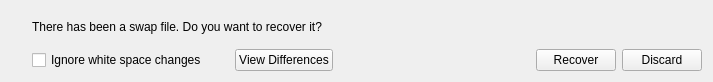
This is part/swapfile/recoverwidget.ui in KDE/kate as Qt 5 draws it before an edit. The edited form follows.
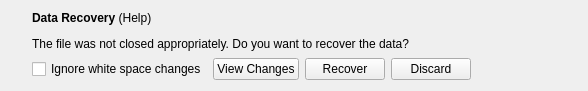
This is the edited form. Custom widgets are drawn as their Qt base class.

Commit message: dhaumann:     Better layout of recover bar :)     + show link as what's this info

```diff
--- a/part/swapfile/recoverwidget.ui
+++ b/part/swapfile/recoverwidget.ui
@@ -6,12 +6,12 @@
    <rect>
     <x>0</x>
     <y>0</y>
-    <width>713</width>
-    <height>82</height>
+    <width>588</width>
+    <height>91</height>
    </rect>
   </property>
-  <layout class="QGridLayout" name="gridLayout">
-   <item row="1" column="0" rowspan="2">
+  <layout class="QHBoxLayout" name="horizontalLayout_2">
+   <item>
     <widget class="QLabel" name="lblIcon">
      <property name="minimumSize">
       <size>
@@ -19,17 +19,50 @@
        <height>0</height>
       </size>
      </property>
+     <property name="alignment">
+      <set>Qt::AlignHCenter|Qt::AlignTop</set>
+     </property>
     </widget>
    </item>
-   <item row="1" column="1">
+   <item>
+    <layout class="QVBoxLayout" name="verticalLayout">
+     <item>
     <widget class="QLabel" name="lblSwap">
+       <property name="sizePolicy">
+        <sizepolicy hsizetype="Expanding" vsizetype="Preferred">
+         <horstretch>0</horstretch>
+         <verstretch>0</verstretch>
+        </sizepolicy>
+       </property>
      <property name="text">
-      <string>There has been a swap file. Do you want to recover it?</string>
+        <string>&lt;html&gt;&lt;head&gt;&lt;meta name=&quot;qrichtext&quot; content=&quot;1&quot; /&gt;&lt;style type=&quot;text/css&quot;&gt;
+p, li { white-space: pre-wrap; }
+&lt;/style&gt;&lt;/head&gt;&lt;body&gt;
+&lt;p&gt;&lt;b&gt;Data Recovery&lt;/b&gt; &lt;a href=&quot;Kate stores the things you changed in a swap file. Using the original file you started from plus the swap file you can mostly recover your work.&quot;&gt;&lt;span&gt;(Help)&lt;/span&gt;&lt;/a&gt;&lt;/p&gt;&lt;p&gt;The file was not closed appropriately. Do you want to recover the data?&lt;/p&gt;&lt;/body&gt;&lt;/html&gt;</string>
+       </property>
+       <property name="textInteractionFlags">
+        <set>Qt::LinksAccessibleByKeyboard|Qt::LinksAccessibleByMouse</set>
      </property>
     </widget>
    </item>
-   <item row="2" column="1">
+     <item>
     <layout class="QHBoxLayout" name="horizontalLayout">
+       <item>
+        <spacer name="horizontalSpacer">
+         <property name="orientation">
+          <enum>Qt::Horizontal</enum>
+         </property>
+         <property name="sizeType">
+          <enum>QSizePolicy::Minimum</enum>
+         </property>
+         <property name="sizeHint" stdset="0">
+          <size>
+           <width>0</width>
+           <height>0</height>
+          </size>
+         </property>
+        </spacer>
+       </item>
      <item>
       <widget class="QCheckBox" name="chkIgnoreWhiteSpaces">
        <property name="sizePolicy">
@@ -46,23 +79,10 @@
      <item>
       <widget class="KPushButton" name="btnDiff">
        <property name="text">
-        <string>View Differences</string>
+          <string>View Changes</string>
        </property>
       </widget>
      </item>
-     <item>
-      <spacer name="horizontalSpacer">
-       <property name="orientation">
-        <enum>Qt::Horizontal</enum>
-       </property>
-       <property name="sizeHint" stdset="0">
-        <size>
-         <width>98</width>
-         <height>20</height>
-        </size>
-       </property>
-      </spacer>
-     </item>
      <item>
       <widget class="KPushButton" name="btnRecover">
        <property name="text">
@@ -78,6 +98,24 @@
       </widget>
      </item>
     </layout>
+     </item>
+    </layout>
+   </item>
+   <item>
+    <spacer name="horizontalSpacer_2">
+     <property name="orientation">
+      <enum>Qt::Horizontal</enum>
+     </property>
+     <property name="sizeType">
+      <enum>QSizePolicy::Expanding</enum>
+     </property>
+     <property name="sizeHint" stdset="0">
+      <size>
+       <width>0</width>
+       <height>0</height>
+      </size>
+     </property>
+    </spacer>
    </item>
   </layout>
  </widget>
```
Lines whose indentation alone changed are shown as unchanged. The commit also changes 3 other files.
